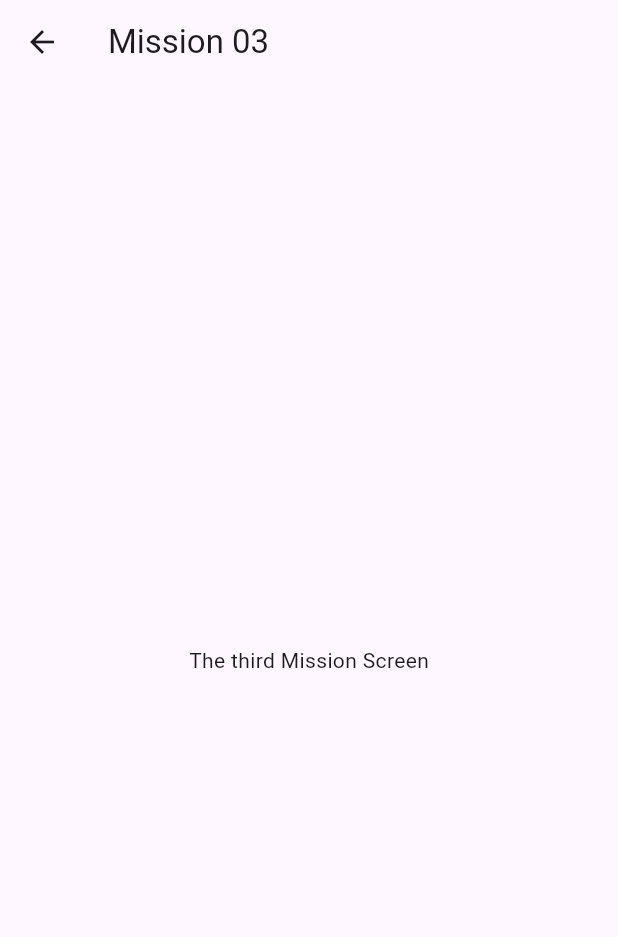
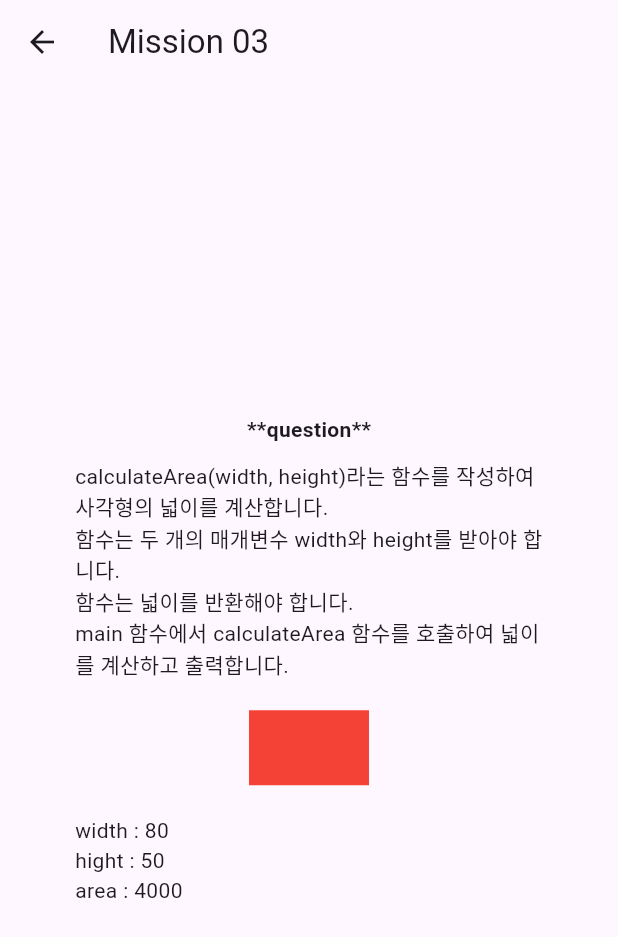
Before and after one commit to drfxsw/flutter_pre, a Flutter app: the Mission03Screen screen opened directly, on a phone screen of 412 x 824 dp. Shown: the top 937 px of the screen. Run offline on Flutter 3.47's test engine with Material 3 defaults, Android fonts, the phone set to English and light mode, and no system bars.

Commit message:
feat: 미션3

```diff
--- a/lib/components/mission_03.dart
+++ b/lib/components/mission_03.dart
@@ -3,13 +3,73 @@ import 'package:flutter/material.dart';
 class Mission03Screen extends StatelessWidget {
   @override
   Widget build(BuildContext context) {
+    int width = 80;
+    int height = 50;
     return Scaffold(
       appBar: AppBar(
         title: Text('Mission 03'),
       ),
       body: Center(
-        child: Text('The third Mission Screen'),
+        child: Column(
+          mainAxisAlignment: MainAxisAlignment.center,
+          children: <Widget>[
+            const Text(
+              '**question**',
+              style: TextStyle(fontWeight: FontWeight.bold),
+            ),
+            const SizedBox(height: 10), // 여백
+            Container(
+                margin: const EdgeInsets.symmetric(horizontal: 50),
+                child: const Column(
+                  crossAxisAlignment: CrossAxisAlignment.start,
+                  children: [
+                    Text(
+                      'calculateArea(width, height)라는 함수를 작성하여 사각형의 넓이를 계산합니다.',
+                    ),
+                    Text(
+                      '함수는 두 개의 매개변수 width와 height를 받아야 합니다.',
+                    ),
+                    Text(
+                      '함수는 넓이를 반환해야 합니다.',
+                    ),
+                    Text(
+                      'main 함수에서 calculateArea 함수를 호출하여 넓이를 계산하고 출력합니다.',
+                    ),
+                  ],
+                )
+            ),
+            const SizedBox(height: 20), // 여백
+            Container(
+              width: width.toDouble(),
+              height: height.toDouble(),
+              color: Colors.red,
+            ),
+const SizedBox(height: 20), // 여백
+            Container(
+                margin: EdgeInsets.symmetric(horizontal: 50),
+                width: double.infinity,
+                child: Column(
+                  crossAxisAlignment: CrossAxisAlignment.start,
+                  children: <Widget>[
+                    Text(
+                      'width : $width',
+                    ),
+                    Text(
+                      'hight : $height',
+                    ),
+                    Text(
+                      'area : ${calculateArea(width, height)}',
+                    ),
+                  ],
+                )
+            )
+          ],
+        ),
       ),
     );
   }
 }
+
+int calculateArea(int width, int height) {
+  return width * height;
+}
```
